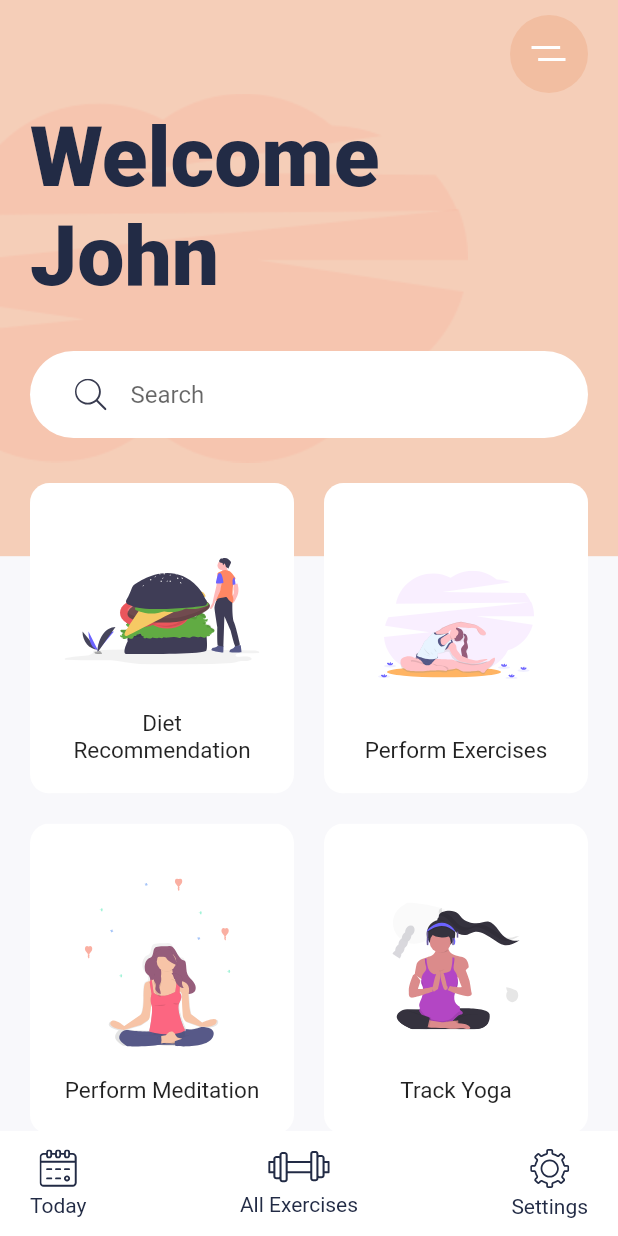
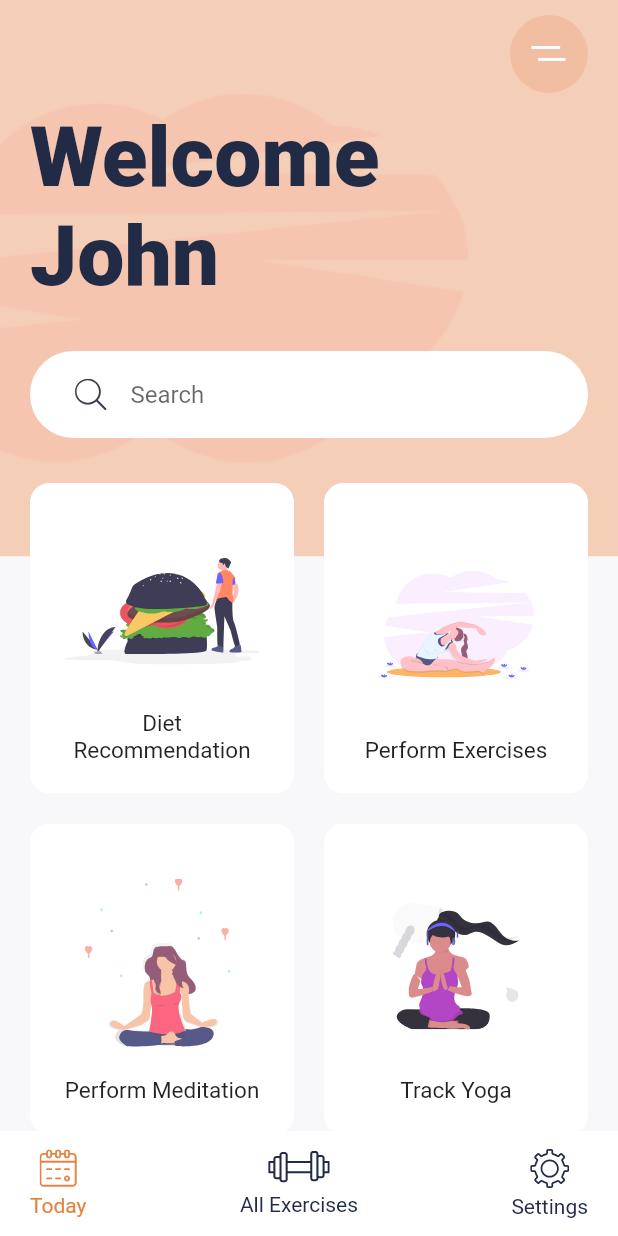
Before and after one commit to CEPHAL0/Meditation-App-UI, a Flutter app: the HomeScreen screen opened directly, on a phone screen of 412 x 824 dp. Run offline on Flutter 3.47's test engine with Material 2 defaults, Android fonts, the phone set to English and light mode, and no system bars; our stand-ins replace flutter_svg; network calls fail.

Commit message:
Login Feature and Color Fix of BottomNavBar

```diff
--- a/lib/main.dart
+++ b/lib/main.dart
@@ -2,6 +2,8 @@ import 'package:flutter/material.dart';
 import 'package:flutter_svg/flutter_svg.dart';
 import 'package:meditation_app/constants.dart';
 import 'package:meditation_app/screens/details_screen.dart';
+import 'package:meditation_app/screens/home_screen.dart';
+import 'package:meditation_app/screens/login_screen.dart';
 import 'package:meditation_app/widgets/bottom_nav_bar.dart';
 import 'package:meditation_app/widgets/search_bar.dart';
 import 'widgets/category_card.dart';
@@ -22,102 +24,8 @@ class MyApp extends StatelessWidget {
           scaffoldBackgroundColor: kBackgroundColor,
           textTheme:
               Theme.of(context).textTheme.apply(displayColor: kTextColor)),
-      home: HomeScreen(),
+      // home: HomeScreen(),
+      home: FormValidation(),
     );
   }
 }
-
-class HomeScreen extends StatelessWidget {
-  const HomeScreen({super.key});
-
-  @override
-  Widget build(BuildContext context) {
-    // Variable to store the height and width of our device
-    var size = MediaQuery.of(context).size;
-    return Scaffold(
-      bottomNavigationBar: BottomNavBar(),
-      body: Stack(
-        children: <Widget>[
-          Container(
-            // The height of the container is 45% of our device height
-            height: size.height * .45,
-            decoration: BoxDecoration(
-              color: Color(0xFFF5CEB8),
-              image: DecorationImage(
-                alignment: Alignment.centerLeft,
-                image: AssetImage("assets/images/undraw_pilates_gpdb.png"),
-              ),
-            ),
-          ),
-          SafeArea(
-            child: Padding(
-              padding: const EdgeInsets.symmetric(horizontal: 20),
-              child: Column(
-                crossAxisAlignment: CrossAxisAlignment.start,
-                children: [
-                  Align(
-                    alignment: Alignment.topRight,
-                    child: Container(
-                      margin: EdgeInsets.symmetric(vertical: 10),
-                      alignment: Alignment.center,
-                      height: 52,
-                      width: 52,
-                      decoration: BoxDecoration(
-                        color: Color(0xFFF2BEA1),
-                        shape: BoxShape.circle,
-                      ),
-                      child: SvgPicture.asset("assets/icons/menu.svg"),
-                    ),
-                  ),
-                  Text(
-                    "Welcome\nJohn",
-                    style: Theme.of(context)
-                        .textTheme
-                        .displayMedium
-                        ?.copyWith(fontWeight: FontWeight.w900),
-                  ),
-                  SearchBar(),
-                  Expanded(
-                    child: GridView.count(
-                      childAspectRatio: .85,
-                      crossAxisSpacing: 20,
-                      mainAxisSpacing: 20,
-                      crossAxisCount: 2,
-                      children: <Widget>[
-                        CategoryCard(
-                          svgSrc: 'assets/icons/Hamburger.svg',
-                          title: "Diet Recommendation",
-                          press: () {},
-                        ),
-                        CategoryCard(
-                          svgSrc: 'assets/icons/Exercises.svg',
-                          title: "Perform Exercises",
-                          press: () {},
-                        ),
-                        CategoryCard(
-                          svgSrc: 'assets/icons/Meditation.svg',
-                          title: "Perform Meditation",
-                          press: () {
-                            Navigator.push(context,
-                                MaterialPageRoute(builder: (context) {
-                              return DetailsScreen();
-                            }));
-                          },
-                        ),
-                        CategoryCard(
-                          title: "Track Yoga",
-                          svgSrc: "assets/icons/yoga.svg",
-                          press: () {},
-                        ),
-                      ],
-                    ),
-                  )
-                ],
-              ),
-            ),
-          )
-        ],
-      ),
-    );
-  }
-}
--- /dev/null
+++ b/lib/screens/home_screen.dart
@@ -0,0 +1,103 @@
+import 'package:flutter/material.dart';
+import 'package:flutter_svg/flutter_svg.dart';
+import 'package:meditation_app/constants.dart';
+import 'package:meditation_app/screens/details_screen.dart';
+import 'package:meditation_app/widgets/bottom_nav_bar.dart';
+import 'package:meditation_app/widgets/search_bar.dart';
+import '../widgets/category_card.dart';
+
+class HomeScreen extends StatelessWidget {
+  // final int _selectedIndex = 0;
+  const HomeScreen({super.key});
+
+  @override
+  Widget build(BuildContext context) {
+    // Variable to store the height and width of our device
+    var size = MediaQuery.of(context).size;
+    return Scaffold(
+      bottomNavigationBar: BottomNavBar(),
+      body: Stack(
+        children: <Widget>[
+          Container(
+            // The height of the container is 45% of our device height
+            height: size.height * .45,
+            decoration: BoxDecoration(
+              color: Color(0xFFF5CEB8),
+              image: DecorationImage(
+                alignment: Alignment.centerLeft,
+                image: AssetImage("assets/images/undraw_pilates_gpdb.png"),
+              ),
+            ),
+          ),
+          SafeArea(
+            child: Padding(
+              padding: const EdgeInsets.symmetric(horizontal: 20),
+              child: Column(
+                crossAxisAlignment: CrossAxisAlignment.start,
+                children: [
+                  Align(
+                    alignment: Alignment.topRight,
+                    child: Container(
+                      margin: EdgeInsets.symmetric(vertical: 10),
+                      alignment: Alignment.center,
+                      height: 52,
+                      width: 52,
+                      decoration: BoxDecoration(
+                        color: Color(0xFFF2BEA1),
+                        shape: BoxShape.circle,
+                      ),
+                      child: SvgPicture.asset("assets/icons/menu.svg"),
+                    ),
+                  ),
+                  Text(
+                    "Welcome\nJohn",
+                    style: Theme.of(context)
+                        .textTheme
+                        .displayMedium
+                        ?.copyWith(fontWeight: FontWeight.w900),
+                  ),
+                  SearchBar(),
+                  Expanded(
+                    child: GridView.count(
+                      childAspectRatio: .85,
+                      crossAxisSpacing: 20,
+                      mainAxisSpacing: 20,
+                      crossAxisCount: 2,
+                      children: <Widget>[
+                        CategoryCard(
+                          svgSrc: 'assets/icons/Hamburger.svg',
+                          title: "Diet Recommendation",
+                          press: () {},
+                        ),
+                        CategoryCard(
+                          svgSrc: 'assets/icons/Exercises.svg',
+                          title: "Perform Exercises",
+                          press: () {},
+                        ),
+                        CategoryCard(
+                          svgSrc: 'assets/icons/Meditation.svg',
+                          title: "Perform Meditation",
+                          press: () {
+                            Navigator.push(context,
+                                MaterialPageRoute(builder: (context) {
+                              return DetailsScreen();
+                            }));
+                          },
+                        ),
+                        CategoryCard(
+                          title: "Track Yoga",
+                          svgSrc: "assets/icons/yoga.svg",
+                          press: () {},
+                        ),
+                      ],
+                    ),
+                  )
+                ],
+              ),
+            ),
+          )
+        ],
+      ),
+    );
+  }
+}
--- a/lib/widgets/bottom_nav_bar.dart
+++ b/lib/widgets/bottom_nav_bar.dart
@@ -8,6 +8,8 @@ class BottomNavBar extends StatelessWidget {
 
   @override
   Widget build(BuildContext context) {
+    // Store the index
+    int activeIndex = 0;
     return Container(
       padding: EdgeInsets.symmetric(horizontal: 20, vertical: 10),
       height: 70,
@@ -19,16 +21,19 @@ class BottomNavBar extends StatelessWidget {
               press: () {},
               svgSrc: 'assets/icons/calendar.svg',
               title: 'Today',
+              isActive: activeIndex == 0,
             ),
             BottomNavItem(
               press: () {},
               svgSrc: 'assets/icons/gym.svg',
               title: 'All Exercises',
+              isActive: activeIndex == 1,
             ),
             BottomNavItem(
               press: () {},
               svgSrc: 'assets/icons/Settings.svg',
               title: 'Settings',
+              isActive: activeIndex == 2,
             ),
           ]),
     );
```
Also changed, not shown: lib/screens/login_screen.dart (added, +155 -0 lines), 1 other file.
